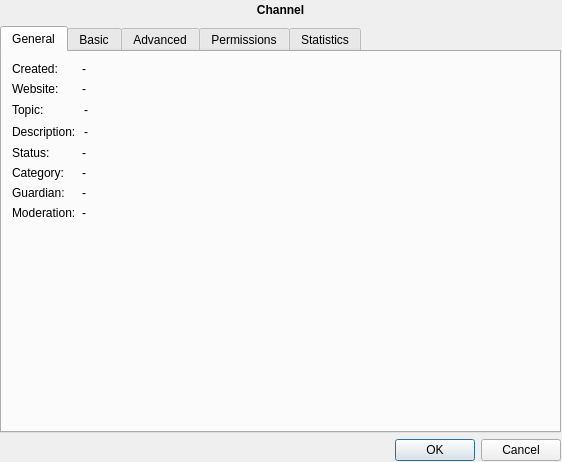
gitter-badger/simplechatclient, file ui/channel_settings.ui: the form before one commit.
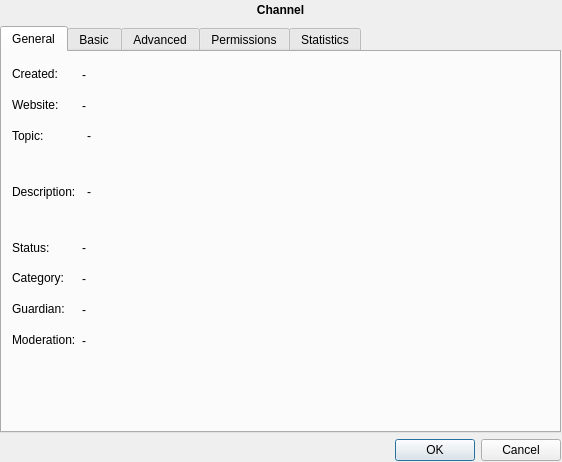
The form after the commit. Icons and pictures are not drawn.

Commit message: fixed channel setttings

What changed in the file:
```diff
--- a/ui/channel_settings.ui
+++ b/ui/channel_settings.ui
@@ -194,35 +194,41 @@
           </widget>
          </item>
          <item row="2" column="1">
-          <widget class="QLineEdit" name="lineEdit_general_topic">
+          <widget class="QPlainTextEdit" name="plainTextEdit_general_topic">
+           <property name="maximumSize">
+            <size>
+             <width>16777215</width>
+             <height>50</height>
+            </size>
+           </property>
            <property name="styleSheet">
             <string notr="true">background-color: rgba(0, 0, 0, 0);</string>
            </property>
-           <property name="text">
-            <string>-</string>
-           </property>
-           <property name="frame">
-            <bool>false</bool>
-           </property>
            <property name="readOnly">
             <bool>true</bool>
            </property>
+           <property name="plainText">
+            <string>-</string>
+           </property>
           </widget>
          </item>
          <item row="3" column="1">
-          <widget class="QLineEdit" name="lineEdit_general_description">
+          <widget class="QPlainTextEdit" name="plainTextEdit_general_desc">
+           <property name="maximumSize">
+            <size>
+             <width>16777215</width>
+             <height>50</height>
+            </size>
+           </property>
            <property name="styleSheet">
             <string notr="true">background-color: rgba(0, 0, 0, 0);</string>
            </property>
-           <property name="text">
-            <string>-</string>
-           </property>
-           <property name="frame">
-            <bool>false</bool>
-           </property>
            <property name="readOnly">
             <bool>true</bool>
            </property>
+           <property name="plainText">
+            <string>-</string>
+           </property>
           </widget>
          </item>
         </layout>
```
The commit also changes 3 other files.
